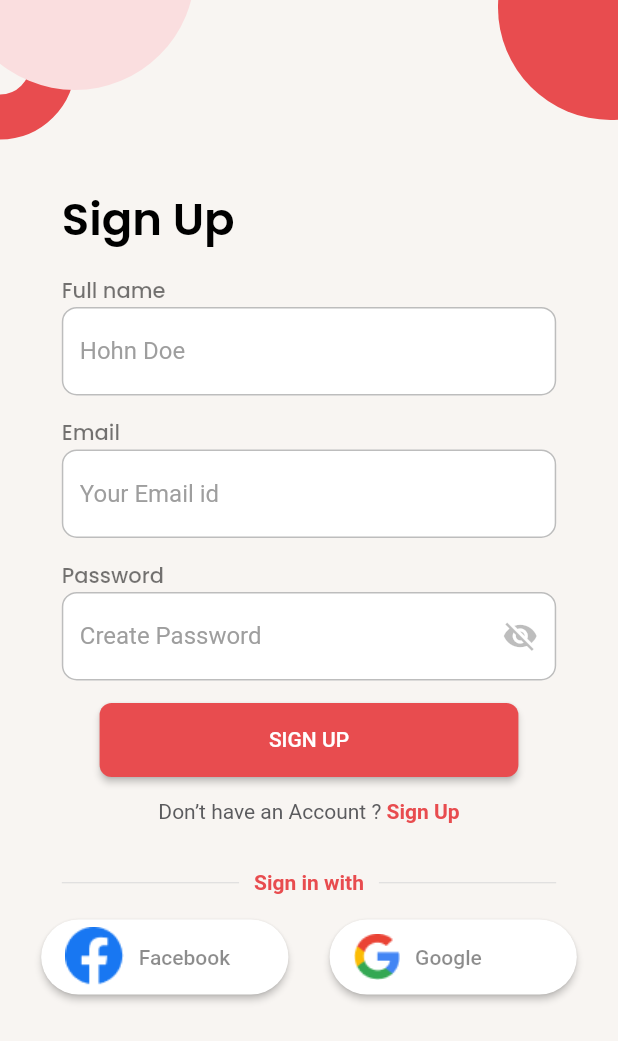
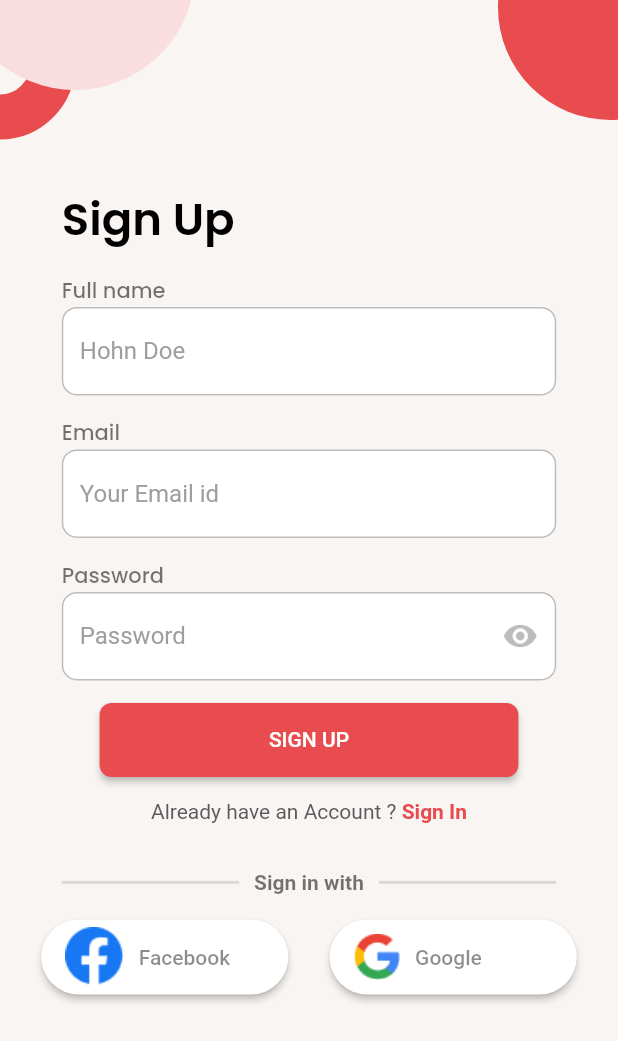
Before and after one commit to kartikjetani/canteenapp, a Flutter app: the screen it shows after launch, after a tap on "Sign Up", on a phone screen of 412 x 824 dp. Shown: the top 1041 px of the screen. Run offline on Flutter 3.47's test engine with Material 2 defaults, Android fonts, the phone set to English and light mode, and no system bars; our stand-ins replace firebase_auth, firebase_core, google_fonts, google_sign_in; missing offline and left inert: dart:ffi; accounts and stored records are empty; network calls fail.

Commit message:
signin done
facebook sign in remaining

```diff
--- a/lib/components/misc/separator_with_text.dart
+++ b/lib/components/misc/separator_with_text.dart
@@ -2,6 +2,10 @@ import 'package:canteenapp/utils/constants.dart';
 import 'package:flutter/material.dart';
 
 class SapratorWithTxt extends StatelessWidget {
+  final String text;
+
+  SapratorWithTxt({required this.text});
+
   @override
   Widget build(BuildContext context) {
     Size size = MediaQuery.of(context).size;
@@ -14,9 +18,9 @@ class SapratorWithTxt extends StatelessWidget {
           Padding(
             padding: const EdgeInsets.symmetric(horizontal: 10),
             child: Text(
-              "Sign in with",
+              text,
               style: TextStyle(
-                color: kPrimaryColor,
+                color: Colors.black54,
                 fontWeight: FontWeight.w600,
               ),
             ),
@@ -32,6 +36,7 @@ class SapratorWithTxt extends StatelessWidget {
       child: Divider(
         color: Color(0xFFD9D9D9),
         height: 1.5,
+        thickness: 2,
       ),
     );
   }
--- a/lib/components/password_input_box.dart
+++ b/lib/components/password_input_box.dart
@@ -11,12 +11,12 @@ class PasswordInput extends StatefulWidget {
 }
 
 class _PasswordInputState extends State<PasswordInput> {
-  bool _isVisible = false;
+  bool _isVisible = true;
 
   @override
   void initState() {
+    _isVisible = true;
     super.initState();
-    _isVisible = false;
   }
 
   @override
@@ -50,7 +50,7 @@ class _PasswordInputState extends State<PasswordInput> {
                     color: Colors.red,
                   )),
               border: OutlineInputBorder(),
-              hintText: "Create Password",
+              hintText: "Password",
               hintStyle: TextStyle(color: Colors.grey),
               suffixIcon: IconButton(
                 icon: Icon(
--- a/lib/components/primary_btn_red.dart
+++ b/lib/components/primary_btn_red.dart
@@ -1,16 +1,20 @@
+import 'dart:ffi';
+
 import 'package:flutter/material.dart';
 
 class PrimaryBtn extends StatelessWidget {
   final Widget child;
+  final void Function()? onPressed;
 
-  const PrimaryBtn({Key? key, required this.child}) : super(key: key);
+  const PrimaryBtn({Key? key, required this.child, this.onPressed})
+      : super(key: key);
 
   @override
   Widget build(BuildContext context) {
     Size size = MediaQuery.of(context).size;
 
     return ElevatedButton(
-        onPressed: () {},
+        onPressed: onPressed,
         style: ButtonStyle(
             backgroundColor:
                 MaterialStateProperty.all(Color.fromRGBO(232, 76, 79, 1)),
--- a/lib/main.dart
+++ b/lib/main.dart
@@ -1,11 +1,89 @@
+import 'package:canteenapp/screens/login_screen.dart';
 import 'package:flutter/material.dart';
-import 'package:canteenapp/screens/login_screen.dart';
 import 'package:flutter/services.dart';
+
+// Import the firebase_core plugin
+import 'package:firebase_core/firebase_core.dart';
 
 void main() {
   SystemChrome.setSystemUIOverlayStyle(
       SystemUiOverlayStyle(statusBarColor: Color.fromRGBO(248, 245, 242, 1)));
-  runApp(MyApp());
+  runApp(App());
+}
+
+class App extends StatefulWidget {
+  _AppState createState() => _AppState();
+}
+
+class _AppState extends State<App> {
+  // Set default `_initialized` and `_error` state to false
+  bool _initialized = false;
+  bool _error = false;
+
+  // Define an async function to initialize FlutterFire
+  void initializeFlutterFire() async {
+    try {
+      // Wait for Firebase to initialize and set `_initialized` state to true
+      await Firebase.initializeApp();
+      setState(() {
+        _initialized = true;
+      });
+    } catch (e) {
+      // Set `_error` state to true if Firebase initialization fails
+      setState(() {
+        _error = true;
+      });
+    }
+  }
+
+  @override
+  void initState() {
+    initializeFlutterFire();
+    super.initState();
+  }
+
+  @override
+  Widget build(BuildContext context) {
+    // Show error message if initialization failed
+    if (_error) {
+      return SomethingWentWrong();
+    }
+
+    // Show a loader until FlutterFire is initialized
+    if (!_initialized) {
+      return Loading();
+    }
+
+    return MyApp();
+  }
+}
+
+class SomethingWentWrong extends StatelessWidget {
+  const SomethingWentWrong({Key? key}) : super(key: key);
+
+  @override
+  Widget build(BuildContext context) {
+    return Container(
+      child: Text(
+        "Something went wrong..",
+        textDirection: TextDirection.ltr,
+      ),
+    );
+  }
+}
+
+class Loading extends StatelessWidget {
+  const Loading({Key? key}) : super(key: key);
+
+  @override
+  Widget build(BuildContext context) {
+    return Container(
+      child: Text(
+        "Loading...",
+        textDirection: TextDirection.ltr,
+      ),
+    );
+  }
 }
 
 class MyApp extends StatelessWidget {
--- a/lib/screens/login_screen.dart
+++ b/lib/screens/login_screen.dart
@@ -4,21 +4,48 @@ import 'package:canteenapp/components/password_input_box.dart';
 import 'package:canteenapp/components/primary_btn_red.dart';
 import 'package:canteenapp/components/misc/social_signin.dart';
 import 'package:canteenapp/components/text_input_box.dart';
+import 'package:canteenapp/screens/home_screen.dart';
+import 'package:canteenapp/screens/signup_screen.dart';
+import 'package:canteenapp/utils/auth.dart';
 import 'package:flutter/cupertino.dart';
 import 'package:flutter/material.dart';
 import 'package:google_fonts/google_fonts.dart';
 
-class LoginScreen extends StatelessWidget {
+class LoginScreen extends StatefulWidget {
+  @override
+  _LoginScreenState createState() => _LoginScreenState();
+}
+
+class _LoginScreenState extends State<LoginScreen> {
+  var email = "";
+  var password = "";
+  String _mailerror = "";
+  String _passerror = "";
+
+  void showError(value) {
+    setState(() {
+      if (value == "WRONG_PASS") {
+        _passerror = "wrong password";
+        _mailerror = "";
+      } else if (value == "USER_NOT_FOUND") {
+        _mailerror = "email not found";
+        _passerror = "";
+      }
+    });
+  }
+
   @override
   Widget build(BuildContext context) {
     Size size = MediaQuery.of(context).size;
     return LoginBackground(
-        child: SingleChildScrollView(
+        child: Container(
+      height: size.height * 0.8,
       child: Column(
+        mainAxisAlignment: MainAxisAlignment.center,
         children: [
           Container(
             width: size.width * 0.8,
-            child: Text("Sign Up",
+            child: Text("Login",
                 style: GoogleFonts.poppins(
                     color: Colors.black,
                     fontWeight: FontWeight.w600,
@@ -26,31 +53,65 @@ class LoginScreen extends StatelessWidget {
                     decoration: TextDecoration.none)),
           ),
           SizedBox(
-            height: 15,
-          ),
-          MyInputBox(
-            label: "Full name",
-            hintText: "Hohn Doe",
-            onChanged: (_) {},
-          ),
-          SizedBox(
-            height: 15,
+            height: 30,
           ),
           MyInputBox(
             label: "Email",
             hintText: "Your Email id",
-            onChanged: (_) {},
+            onChanged: (val) {
+              _mailerror = "";
+              email = val;
+            },
           ),
-          SizedBox(
+          Container(
             height: 15,
+            width: size.width * 0.8,
+            child: Text(
+              _mailerror,
+              textAlign: TextAlign.right,
+              style: TextStyle(color: Colors.red),
+            ),
           ),
-          PasswordInput(onChanged: (_) {}),
-          SizedBox(
-            height: 15,
+          PasswordInput(onChanged: (val) {
+            _passerror = "";
+            password = val;
+          }),
+          Container(
+            height: 25,
+            width: size.width * 0.8,
+            child: Text(
+              _passerror,
+              textAlign: TextAlign.right,
+              style: TextStyle(color: Colors.red),
+            ),
           ),
-          PrimaryBtn(child: Text("SIGN UP")),
-          SizedBox(height: 15),
-          AlreadyHaveAnAccountCheck(press: () {}),
+          PrimaryBtn(
+            child: Text("LOGIN"),
+            onPressed: () {
+              Authentication().SignIn(email, password).then((value) {
+                if (value == "SUCCESS") {
+                  Navigator.pushReplacement(context,
+                      MaterialPageRoute(builder: (context) {
+                    return HomeScreen();
+                  }));
+                }
+                showError(value);
+              });
+            },
+          ),
+          SizedBox(height: 25),
+          AlreadyHaveAnAccountCheck(
+              login: true,
+              press: () {
+                Navigator.pushReplacement(
+                  context,
+                  MaterialPageRoute(
+                    builder: (context) {
+                      return SignupScreen();
+                    },
+                  ),
+                );
+              }),
           SizedBox(height: 15),
           Container(
             child: GoogleFaceBookLogin(),
--- /dev/null
+++ b/lib/screens/signup_screen.dart
@@ -0,0 +1,88 @@
+import 'dart:ffi';
+
+import 'package:canteenapp/components/misc/already_have_account.dart';
+import 'package:canteenapp/components/login_background.dart';
+import 'package:canteenapp/components/password_input_box.dart';
+import 'package:canteenapp/components/primary_btn_red.dart';
+import 'package:canteenapp/components/misc/social_signin.dart';
+import 'package:canteenapp/components/text_input_box.dart';
+import 'package:canteenapp/screens/login_screen.dart';
+import 'package:canteenapp/utils/auth.dart';
+import 'package:flutter/cupertino.dart';
+import 'package:flutter/material.dart';
+import 'package:google_fonts/google_fonts.dart';
+
+class SignupScreen extends StatelessWidget {
+  var email;
+  var password;
+
+  @override
+  Widget build(BuildContext context) {
+    Size size = MediaQuery.of(context).size;
+    return LoginBackground(
+        child: SingleChildScrollView(
+      child: Column(
+        children: [
+          Container(
+            width: size.width * 0.8,
+            child: Text("Sign Up",
+                style: GoogleFonts.poppins(
+                    color: Colors.black,
+                    fontWeight: FontWeight.w600,
+                    fontSize: 30,
+                    decoration: TextDecoration.none)),
+          ),
+          SizedBox(
+            height: 15,
+          ),
+          MyInputBox(
+            label: "Full name",
+            hintText: "Hohn Doe",
+            onChanged: (_) {},
+          ),
+          SizedBox(
+            height: 15,
+          ),
+          MyInputBox(
+            label: "Email",
+            hintText: "Your Email id",
+            onChanged: (val) {
+              email = val;
+            },
+          ),
+          SizedBox(
+            height: 15,
+          ),
+          PasswordInput(onChanged: (val) {
+            password = val;
+          }),
+          SizedBox(
+            height: 15,
+          ),
+          PrimaryBtn(
+              child: Text("SIGN UP"),
+              onPressed: () {
+                Authentication().SignUp(email, password);
+              }),
+          SizedBox(height: 15),
+          AlreadyHaveAnAccountCheck(
+              login: false,
+              press: () {
+                Navigator.push(
+                  context,
+                  MaterialPageRoute(
+                    builder: (context) {
+                      return LoginScreen();
+                    },
+                  ),
+                );
+              }),
+          SizedBox(height: 15),
+          Container(
+            child: GoogleFaceBookLogin(),
+          )
+        ],
+      ),
+    ));
+  }
+}
--- a/pubspec.yaml
+++ b/pubspec.yaml
@@ -30,6 +30,9 @@ dependencies:
   cupertino_icons: ^1.0.2
   google_fonts: ^2.1.0
   flutter_signin_button: ^2.0.0
+  firebase_core: ^1.8.0
+  firebase_auth: "^3.1.4"
+  google_sign_in: ^5.1.0
 
 dev_dependencies:
   flutter_test:
```
Also changed, not shown: lib/components/misc/social_signin.dart (+9 -3 lines), lib/screens/home_screen.dart (added, +13 -0 lines), lib/utils/auth.dart (added, +83 -0 lines), pubspec.lock, 4 other files.
